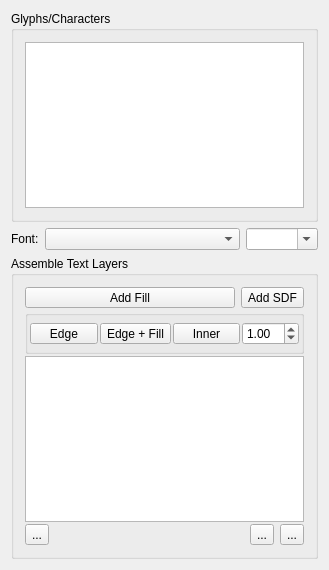
The window that Editor/src/Items/Text/TextWidget.ui (GameOverture/HarmonyEngine) describes before a commit, drawn with Qt 5.
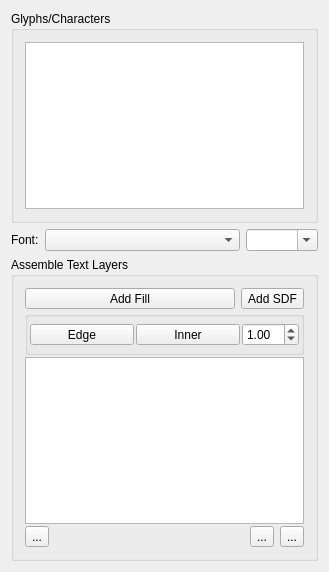
The same window after the commit. Icons and pictures are not drawn. Custom widgets are drawn as their Qt base class.

```diff
--- a/Editor/src/Items/Text/TextWidget.ui
+++ b/Editor/src/Items/Text/TextWidget.ui
@@ -7,7 +7,7 @@
     <x>0</x>
     <y>0</y>
     <width>329</width>
-    <height>570</height>
+    <height>572</height>
    </rect>
   </property>
   <property name="windowTitle">
@@ -136,19 +136,6 @@
              </property>
             </widget>
            </item>
-           <item>
-            <widget class="QToolButton" name="btnAddEdgeFill">
-             <property name="sizePolicy">
-              <sizepolicy hsizetype="Expanding" vsizetype="Fixed">
-               <horstretch>0</horstretch>
-               <verstretch>0</verstretch>
-              </sizepolicy>
-             </property>
-             <property name="text">
-              <string>Edge + Fill</string>
-             </property>
-            </widget>
-           </item>
            <item>
             <widget class="QToolButton" name="btnAddInner">
              <property name="sizePolicy">
```
Left out of the diff: 6 changed lines with no effect on the pictures.
